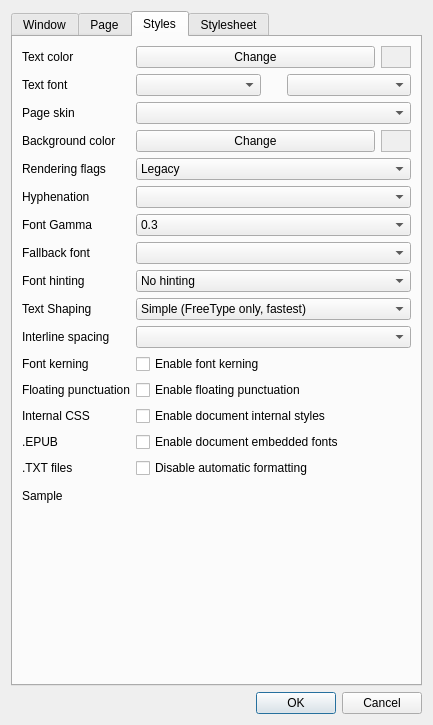
First picture: the form in cr3qt/src/settings.ui, repository buggins/coolreader, before the edit.
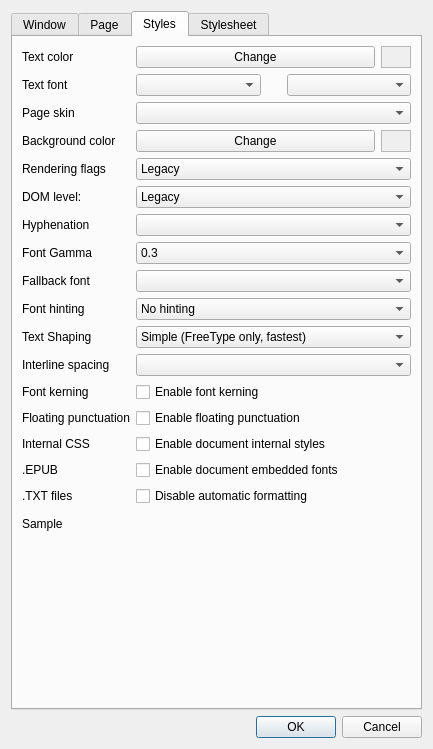
Second picture: the form after the edit. Icons and pictures are not drawn. Custom widgets are drawn as their Qt base class.

Commit message: Desktop/Qt: added into settings dialog option for DOM level selection.

Diff of the .ui file:
```diff
--- a/cr3qt/src/settings.ui
+++ b/cr3qt/src/settings.ui
@@ -10,7 +10,7 @@
     <x>0</x>
     <y>0</y>
     <width>433</width>
-    <height>725</height>
+    <height>749</height>
    </rect>
   </property>
   <property name="sizePolicy">
@@ -1224,24 +1224,24 @@
            </item>
           </layout>
          </item>
-         <item row="5" column="0">
+         <item row="6" column="0">
           <widget class="QLabel" name="label_9">
            <property name="text">
             <string>Hyphenation</string>
            </property>
           </widget>
          </item>
-         <item row="5" column="1">
+         <item row="6" column="1">
           <widget class="QComboBox" name="cbHyphenation"/>
          </item>
-         <item row="6" column="0">
+         <item row="7" column="0">
           <widget class="QLabel" name="label_19">
            <property name="text">
             <string>Font Gamma</string>
            </property>
           </widget>
          </item>
-         <item row="6" column="1">
+         <item row="7" column="1">
           <widget class="QComboBox" name="cbFontGamma">
            <property name="sizePolicy">
             <sizepolicy hsizetype="Preferred" vsizetype="Fixed">
@@ -1424,14 +1424,14 @@
            </item>
           </widget>
          </item>
-         <item row="7" column="0">
+         <item row="8" column="0">
           <widget class="QLabel" name="label_36">
            <property name="text">
             <string>Fallback font</string>
            </property>
           </widget>
          </item>
-         <item row="7" column="1">
+         <item row="8" column="1">
           <widget class="QComboBox" name="cbFallbackFontFace">
            <property name="sizePolicy">
             <sizepolicy hsizetype="Preferred" vsizetype="Fixed">
@@ -1441,14 +1441,14 @@
            </property>
           </widget>
          </item>
-         <item row="8" column="0">
+         <item row="9" column="0">
           <widget class="QLabel" name="label_35">
            <property name="text">
             <string>Font hinting</string>
            </property>
           </widget>
          </item>
-         <item row="8" column="1">
+         <item row="9" column="1">
           <widget class="QComboBox" name="cbFontHinting">
            <property name="sizePolicy">
             <sizepolicy hsizetype="Preferred" vsizetype="Fixed">
@@ -1491,14 +1491,14 @@
            </item>
           </widget>
          </item>
-         <item row="9" column="0">
+         <item row="10" column="0">
           <widget class="QLabel" name="label_44">
            <property name="text">
             <string>Text Shaping</string>
            </property>
           </widget>
          </item>
-         <item row="9" column="1">
+         <item row="10" column="1">
           <widget class="QComboBox" name="cbFontShaping">
            <property name="currentText">
             <string>Simple (FreeType only, fastest)</string>
@@ -1520,94 +1520,94 @@
            </item>
           </widget>
          </item>
-         <item row="10" column="0">
+         <item row="11" column="0">
           <widget class="QLabel" name="label_13">
            <property name="text">
             <string>Interline spacing</string>
            </property>
           </widget>
          </item>
-         <item row="10" column="1">
+         <item row="11" column="1">
           <widget class="QComboBox" name="cbInterlineSpace"/>
          </item>
-         <item row="11" column="0">
+         <item row="12" column="0">
           <widget class="QLabel" name="label_43">
            <property name="text">
             <string>Font kerning</string>
            </property>
           </widget>
          </item>
-         <item row="11" column="1">
+         <item row="12" column="1">
           <widget class="QCheckBox" name="cbFontKerning">
            <property name="text">
             <string>Enable font kerning</string>
            </property>
           </widget>
          </item>
-         <item row="12" column="0">
+         <item row="13" column="0">
           <widget class="QLabel" name="label_18">
            <property name="text">
             <string>Floating punctuation</string>
            </property>
           </widget>
          </item>
-         <item row="12" column="1">
+         <item row="13" column="1">
           <widget class="QCheckBox" name="cbFloatingPunctuation">
            <property name="text">
             <string>Enable floating punctuation</string>
            </property>
           </widget>
          </item>
-         <item row="13" column="0">
+         <item row="14" column="0">
           <widget class="QLabel" name="label_38">
            <property name="text">
             <string>Internal CSS</string>
            </property>
           </widget>
          </item>
-         <item row="13" column="1">
+         <item row="14" column="1">
           <widget class="QCheckBox" name="cbEnableDocumentStyles">
            <property name="text">
             <string>Enable document internal styles</string>
            </property>
           </widget>
          </item>
-         <item row="14" column="0">
+         <item row="15" column="0">
           <widget class="QLabel" name="label_37">
            <property name="text">
             <string>.EPUB</string>
            </property>
           </widget>
          </item>
-         <item row="14" column="1">
+         <item row="15" column="1">
           <widget class="QCheckBox" name="cbEnableEmbeddedFonts">
            <property name="text">
             <string>Enable document embedded fonts</string>
            </property>
           </widget>
          </item>
-         <item row="15" column="0">
+         <item row="16" column="0">
           <widget class="QLabel" name="label_17">
            <property name="text">
             <string>.TXT files</string>
            </property>
           </widget>
          </item>
-         <item row="15" column="1">
+         <item row="16" column="1">
           <widget class="QCheckBox" name="cbTxtPreFormatted">
            <property name="text">
             <string>Disable automatic formatting</string>
            </property>
           </widget>
          </item>
-         <item row="16" column="0">
+         <item row="17" column="0">
           <widget class="QLabel" name="label_15">
            <property name="text">
             <string>Sample</string>
            </property>
           </widget>
          </item>
-         <item row="16" column="1">
+         <item row="17" column="1">
           <widget class="CR3View" name="crSample" native="true">
            <property name="sizePolicy">
             <sizepolicy hsizetype="Expanding" vsizetype="Expanding">
@@ -1654,6 +1654,27 @@
            </item>
           </widget>
          </item>
+         <item row="5" column="0">
+          <widget class="QLabel" name="label_46">
+           <property name="text">
+            <string>DOM level:</string>
+           </property>
+          </widget>
+         </item>
+         <item row="5" column="1">
+          <widget class="QComboBox" name="cbDOMLevel">
+           <item>
+            <property name="text">
+             <string>Legacy</string>
+            </property>
+           </item>
+           <item>
+            <property name="text">
+             <string>Newest</string>
+            </property>
+           </item>
+          </widget>
+         </item>
         </layout>
        </item>
       </layout>
```
Left out of the diff: 4 changed lines with no effect on the pictures. The commit also changes 3 other files.
